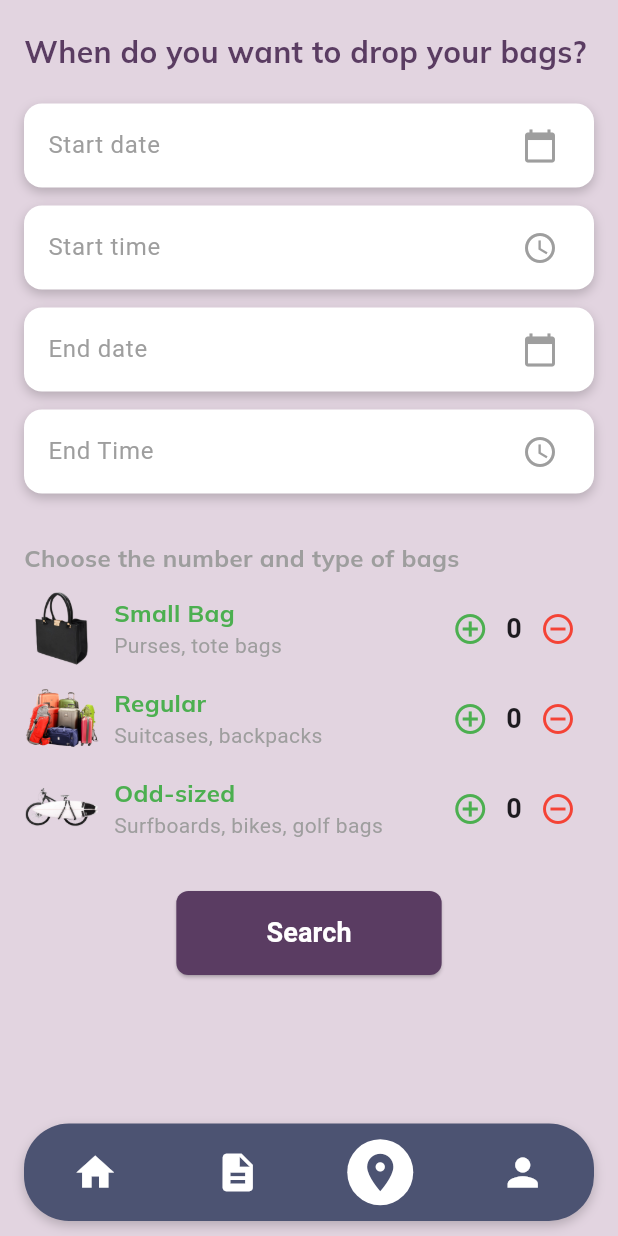
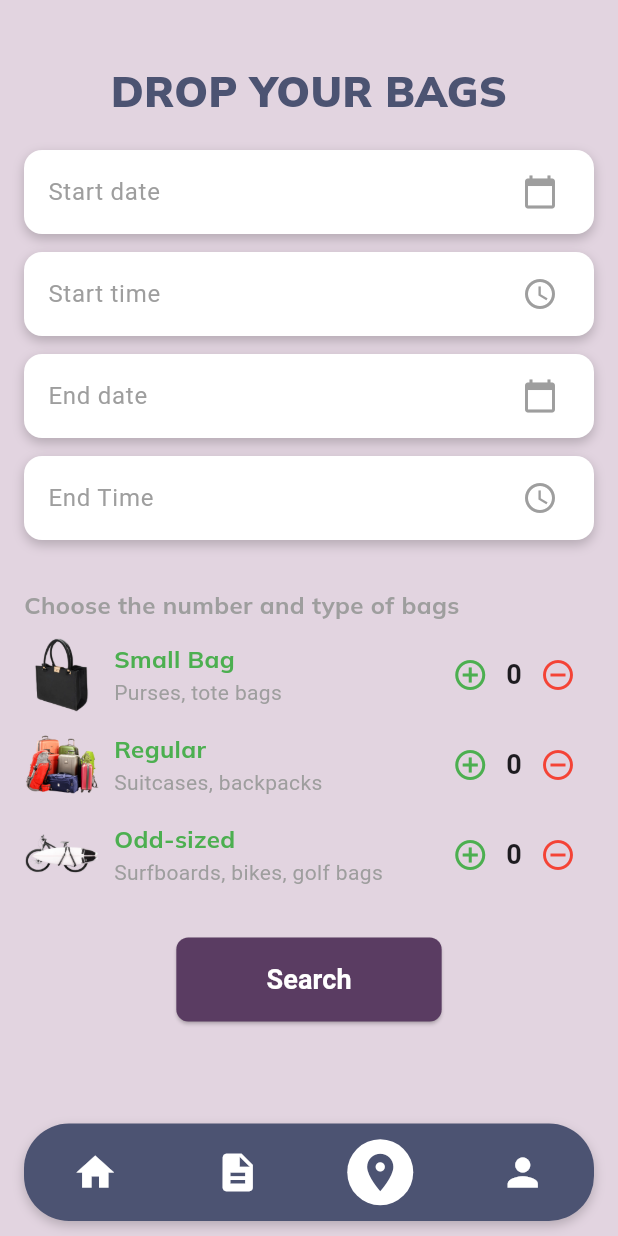
Before and after one commit to Prasad-k-Github/NEAR-ME-Luggage-storing-application, a Flutter app: the screen it shows after launch, after a tap on "Skip", after a tap on "Sign In", after a tap on "Find closest locations", on a phone screen of 412 x 824 dp. Run offline on Flutter 3.47's test engine with Material 3 defaults, Android fonts, the light colour scheme and no system bars; our stand-ins replace google_fonts.

Commit message:
Update text styles for improved readability and consistency across screens

```diff
--- a/lib/screens/drop_bags_ui.dart
+++ b/lib/screens/drop_bags_ui.dart
@@ -73,13 +73,15 @@ class _DropBagsUIState extends State<DropBagsUI> {
       child: Column(
         crossAxisAlignment: CrossAxisAlignment.start,
         children: [
-          const SizedBox(height: 10),
-          Text(
-            "When do you want to drop your bags?",
-            style: GoogleFonts.mulish(
-              fontSize: 20,
-              fontWeight: FontWeight.bold,
-              color: const Color(0xFF5A3C62),
+          const SizedBox(height: 30),
+          Center(
+            child: Text(
+              "DROP YOUR BAGS",
+              style: GoogleFonts.mulish(
+                fontSize: 28,
+                fontWeight: FontWeight.w900,
+                color: const Color(0xFF4C5372),
+              ),
             ),
           ),
           const SizedBox(height: 20),
--- a/lib/screens/home_screen.dart
+++ b/lib/screens/home_screen.dart
@@ -90,7 +90,7 @@ class HomeUI extends StatelessWidget {
             "Welcome To",
             style: GoogleFonts.mulish(
               fontSize: 35,
-              fontWeight: FontWeight.bold,
+              fontWeight: FontWeight.w900,
               color: const Color(0xFF4C5372),
             ),
           ),
--- a/lib/screens/loading_screen.dart
+++ b/lib/screens/loading_screen.dart
@@ -33,8 +33,8 @@ class _LoadingScreenState extends State<LoadingScreen> {
             Text(
               "NEAR ME",
               style: GoogleFonts.mulish(
-                fontSize: 64.0,
-                fontWeight: FontWeight.bold,
+                fontSize: 64,
+                fontWeight: FontWeight.w900,
                 color: const Color(0xFF4C5372), // Text Color
                 letterSpacing: 1.5,
               ),
--- a/lib/screens/sign_in_screen.dart
+++ b/lib/screens/sign_in_screen.dart
@@ -91,7 +91,7 @@ class _SignInScreenState extends State<SignInScreen> {
                   style: GoogleFonts.mulish(
                     textStyle: const TextStyle(
                       fontSize: 40,
-                      fontWeight: FontWeight.bold,
+                      fontWeight: FontWeight.w900,
                       letterSpacing: 1.5,
                       color: Color(0xFF4C5372),
                     ),
@@ -258,7 +258,7 @@ class _SignInScreenState extends State<SignInScreen> {
                   style: GoogleFonts.mulish(
                     textStyle: const TextStyle(
                       fontSize: 40,
-                      fontWeight: FontWeight.bold,
+                      fontWeight: FontWeight.w900,
                       letterSpacing: 1.5,
                       color: Color(0xFF4C5372),
                     ),
--- a/lib/screens/your_luggage_ui.dart
+++ b/lib/screens/your_luggage_ui.dart
@@ -11,12 +11,12 @@ class YourLuggageUI extends StatelessWidget {
     return SingleChildScrollView(
       child: Column(
         children: [
-          const SizedBox(height: 20),
+          const SizedBox(height: 30),
           Text(
-            "Your luggage",
+            "YOUR LUGGAGE",
             style: GoogleFonts.mulish(
-              fontSize: 35,
-              fontWeight: FontWeight.bold,
+              fontSize: 28,
+              fontWeight: FontWeight.w900,
               color: const Color(0xFF4C5372),
             ),
           ),
```
Also changed, not shown: 4 other files.
